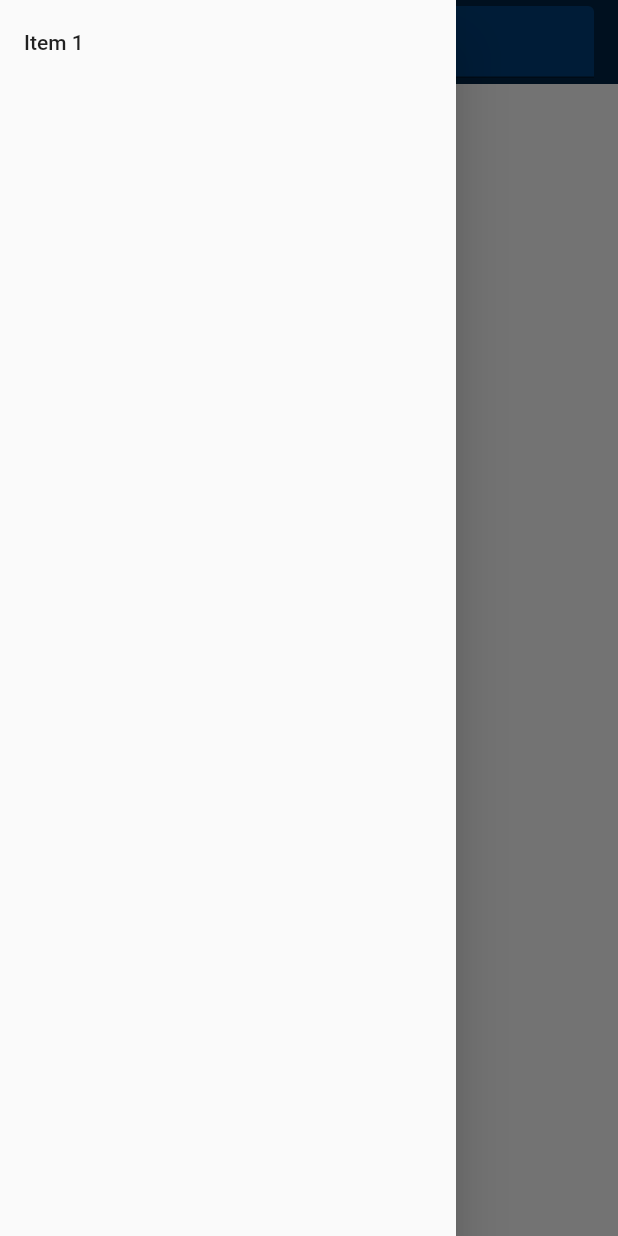
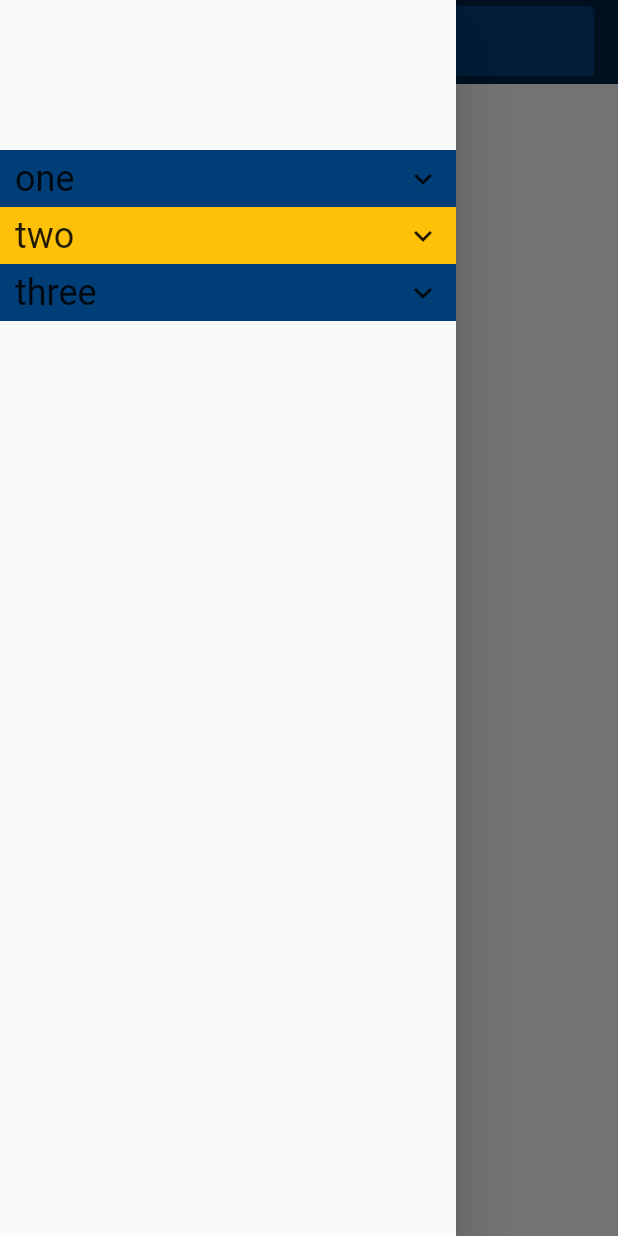
Before and after one commit to originalmattrandall/TaskManager, a Flutter app: the screen it shows after launch, with the side drawer open, on a phone screen of 412 x 824 dp. Run offline on Flutter 3.47's test engine with Material 2 defaults, Android fonts, the phone set to English and light mode, and no system bars.

Commit message:
UI for menu items

```diff
--- a/task_manager/lib/ui/widgets/general/mainmenu/menu_drawer.dart
+++ b/task_manager/lib/ui/widgets/general/mainmenu/menu_drawer.dart
@@ -1,23 +1,18 @@
 import 'package:flutter/material.dart';
+import 'package:task_manager/ui/widgets/general/mainmenu/menu_item.dart';
 
-class MenuDrawer extends StatefulWidget{
-  @override
-  MenuDrawerState createState(){
-    return new MenuDrawerState();
-  }
-}
-
-class MenuDrawerState extends State<MenuDrawer>{
+class MenuDrawer extends StatelessWidget{
   @override
   Widget build(BuildContext context){
     return Drawer(
       child: ListView(
-        children: [
-          ListTile(
-            title: Text("Item 1")
-          )
-        ]
-      )
+        padding: EdgeInsets.fromLTRB(0, 100, 0, 0),
+        children:[
+          MenuItem(value: "one", icon: Icons.keyboard_arrow_down, backgroundColor: Theme.of(context).accentColor,),
+          MenuItem(value: "two", icon: Icons.keyboard_arrow_down, backgroundColor: Colors.amber),
+          MenuItem(value: "three", icon: Icons.keyboard_arrow_down,backgroundColor: Theme.of(context).accentColor ),
+        ],
+      ),
     );
   }
 }
--- /dev/null
+++ b/task_manager/lib/ui/widgets/general/mainmenu/menu_item.dart
@@ -0,0 +1,31 @@
+import 'package:flutter/material.dart';
+
+class MenuItem extends StatelessWidget{
+  final Color backgroundColor;
+  final String value;
+  final IconData icon;
+
+  MenuItem({this.backgroundColor, this.value, this.icon});
+
+  @override
+  Widget build(BuildContext context){
+    return Container(
+      color: backgroundColor, //change to accentColor
+      child: Padding(
+        padding: EdgeInsets.fromLTRB(10, 5, 10, 5),
+        child: Row(
+          children: [
+            Text(
+              value, //make this a passable varible
+              style: TextStyle(
+                fontSize: 24,
+              ),
+            ),
+            Spacer(),
+            Icon(icon), //Make this a passable object
+          ],
+        )
+      )
+    );
+  }
+}
--- a/task_manager/lib/ui/widgets/general/search_bar.dart
+++ b/task_manager/lib/ui/widgets/general/search_bar.dart
@@ -1,5 +1,5 @@
 import 'package:flutter/material.dart';
-import '../../ui_colors.dart';
+import 'package:task_manager/ui/ui_colors.dart';
 
 class SearchBar extends StatefulWidget{
   @override
```
